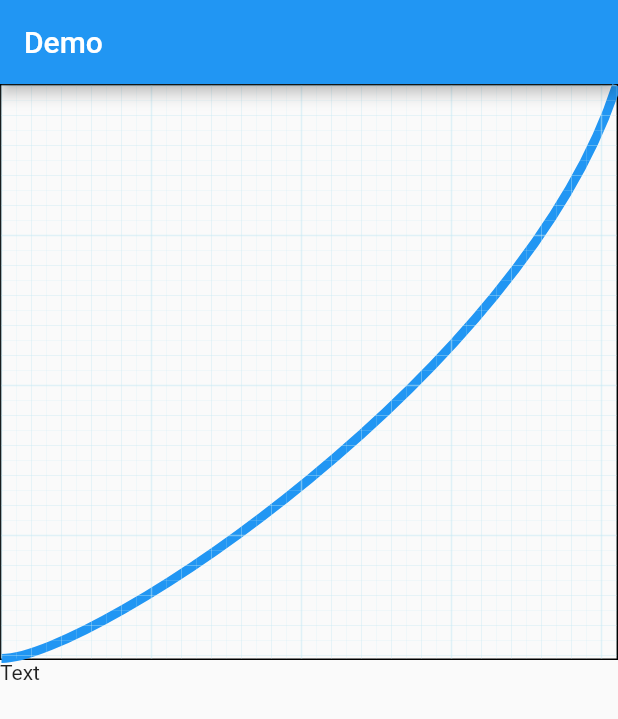
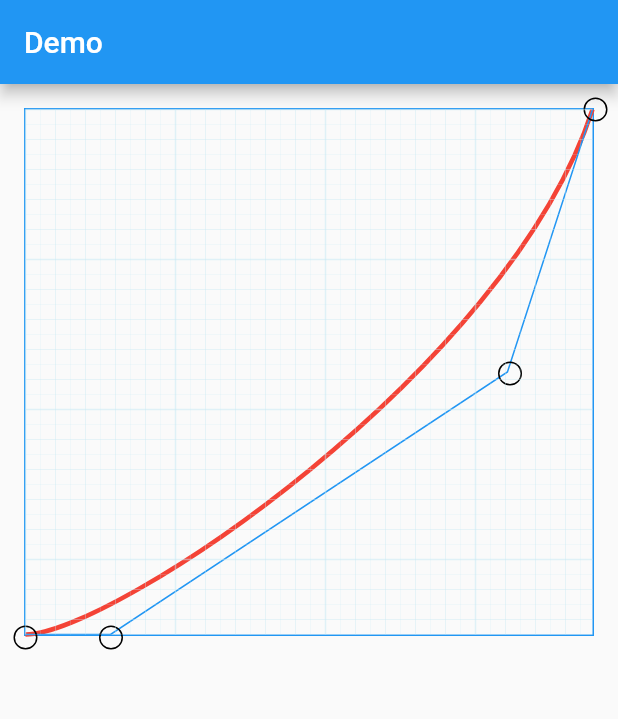
Before and after one commit to HeavenOSK/flutter_aligned_bezier_painter, a Flutter app: the screen it shows after launch, on a phone screen of 412 x 824 dp. Shown: the top 719 px of the screen. Run offline on Flutter 3.47's test engine with Material 2 defaults, Android fonts, the phone set to English and light mode, and no system bars.

Commit message:
refactor: clean example code

```diff
--- a/example/lib/main.dart
+++ b/example/lib/main.dart
@@ -1,4 +1,5 @@
 import 'package:aligned_bezier_painter/aligned_bezier_painter.dart';
+import 'package:example/guid_painter.dart';
 import 'package:flutter/material.dart';
 
 void main() => runApp(MyApp());
@@ -23,6 +24,17 @@ class Home extends StatefulWidget {
 class _HomeState extends State<Home> {
   @override
   Widget build(BuildContext context) {
+    final startAlignment = Alignment.bottomLeft;
+
+    final firstControl = Alignment(
+      Alignment.bottomLeft.x + Alignment.bottomRight.x * 0.3,
+      Alignment.bottomLeft.y,
+    );
+    final secondControl = Alignment(
+      Alignment.topRight.x - 2 * 0.15,
+      Alignment.topRight.y + 1,
+    );
+    final endAlignment = Alignment.topRight;
     return Scaffold(
       appBar: AppBar(title: Text('Demo')),
       body: Column(
@@ -30,36 +42,104 @@ class _HomeState extends State<Home> {
         children: [
           Expanded(
             child: Container(
-              decoration: BoxDecoration(
-                border: Border.all(),
-              ),
-              child: GridPaper(
-                child: CustomPaint(
-                  painter: AlignedBezierPainter(
-                    strokeColor: Colors.blue,
-                    strokeWidth: 6,
-                    startAlignment: Alignment.bottomLeft,
-                    firstControlAlignment: Alignment(
-                      Alignment.bottomLeft.x + Alignment.bottomRight.x * 0.3,
-                      Alignment.bottomLeft.y,
+              padding: EdgeInsets.all(16),
+              child: LayoutBuilder(
+                builder: (_context, constraints) {
+                  final viewPortSize = Size(
+                    constraints.maxWidth,
+                    constraints.maxHeight,
+                  );
+                  return Container(
+                    decoration: BoxDecoration(
+                      border: Border.all(
+                        color: Colors.blue,
+                      ),
                     ),
-                    secondControlAlignment: Alignment(
-                      Alignment.topRight.x - 2 * 0.15,
-                      Alignment.topRight.y + 1,
+                    child: GridPaper(
+                      child: Stack(
+                        overflow: Overflow.visible,
+                        children: [
+                          Positioned.fill(
+                            child: CustomPaint(
+                              painter: AlignedBezierPainter(
+                                strokeColor: Colors.red,
+                                strokeWidth: 3,
+                                startAlignment: startAlignment,
+                                firstControlAlignment: firstControl,
+                                secondControlAlignment: secondControl,
+                                endAlignment: endAlignment,
+                              ),
+                            ),
+                          ),
+                          Positioned.fill(
+                            child: CustomPaint(
+                              painter: GuidePainter(
+                                startAlignment: startAlignment,
+                                firstControlAlignment: firstControl,
+                                secondControlAlignment: secondControl,
+                                endAlignment: endAlignment,
+                              ),
+                            ),
+                          ),
+                          Positioned(
+                            left: startAlignment.alongSize(viewPortSize).dx -
+                                _GuideCircle.radius / 2,
+                            top: startAlignment.alongSize(viewPortSize).dy -
+                                _GuideCircle.radius / 2,
+                            child: _GuideCircle(),
+                          ),
+                          Positioned(
+                            left: firstControl.alongSize(viewPortSize).dx -
+                                _GuideCircle.radius / 2,
+                            top: firstControl.alongSize(viewPortSize).dy -
+                                _GuideCircle.radius / 2,
+                            child: _GuideCircle(),
+                          ),
+                          Positioned(
+                            left: secondControl.alongSize(viewPortSize).dx -
+                                _GuideCircle.radius / 2,
+                            top: secondControl.alongSize(viewPortSize).dy -
+                                _GuideCircle.radius / 2,
+                            child: _GuideCircle(),
+                          ),
+                          Positioned(
+                            left: endAlignment.alongSize(viewPortSize).dx -
+                                _GuideCircle.radius / 2,
+                            top: endAlignment.alongSize(viewPortSize).dy -
+                                _GuideCircle.radius / 2,
+                            child: _GuideCircle(),
+                          ),
+                        ],
+                      ),
                     ),
-                    endAlignment: Alignment.topRight,
-                  ),
-                ),
+                  );
+                },
               ),
             ),
           ),
           Expanded(
-            child: Container(
-              child: SelectableText('Text'),
-            ),
+            child: Text(''),
           ),
         ],
       ),
     );
   }
 }
+
+class _GuideCircle extends StatelessWidget {
+  const _GuideCircle();
+
+  static double get radius => 16.0;
+
+  @override
+  Widget build(BuildContext context) {
+    return Container(
+      height: radius,
+      width: radius,
+      decoration: BoxDecoration(
+        border: Border.all(),
+        borderRadius: BorderRadius.circular(radius),
+      ),
+    );
+  }
+}
```
